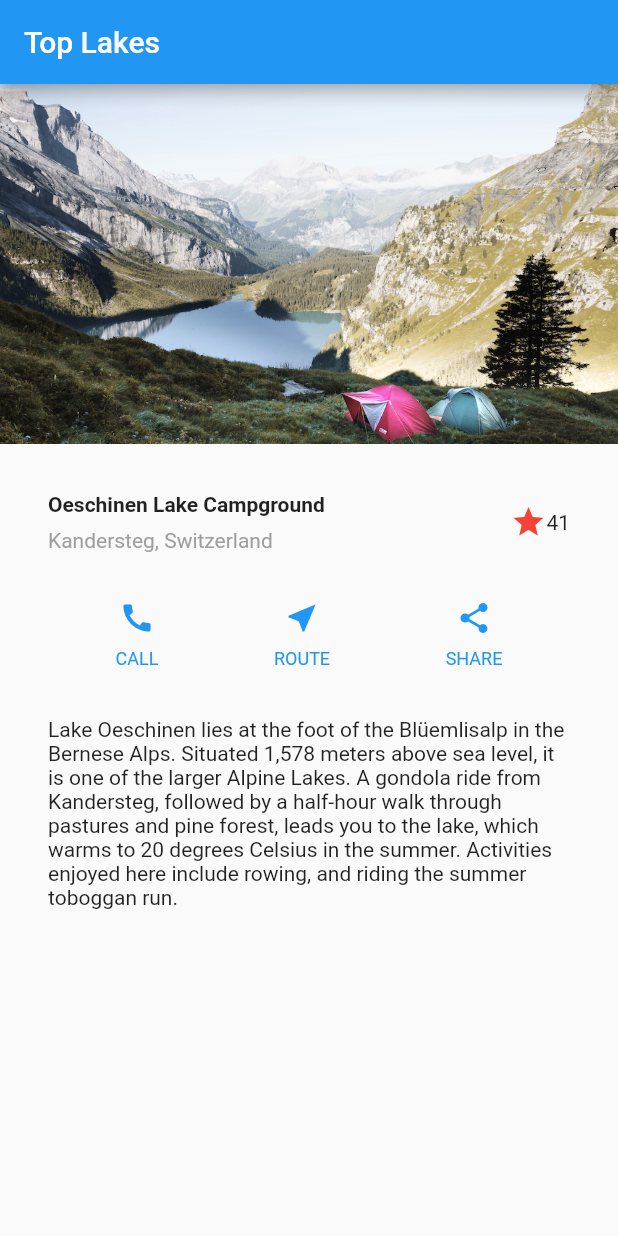
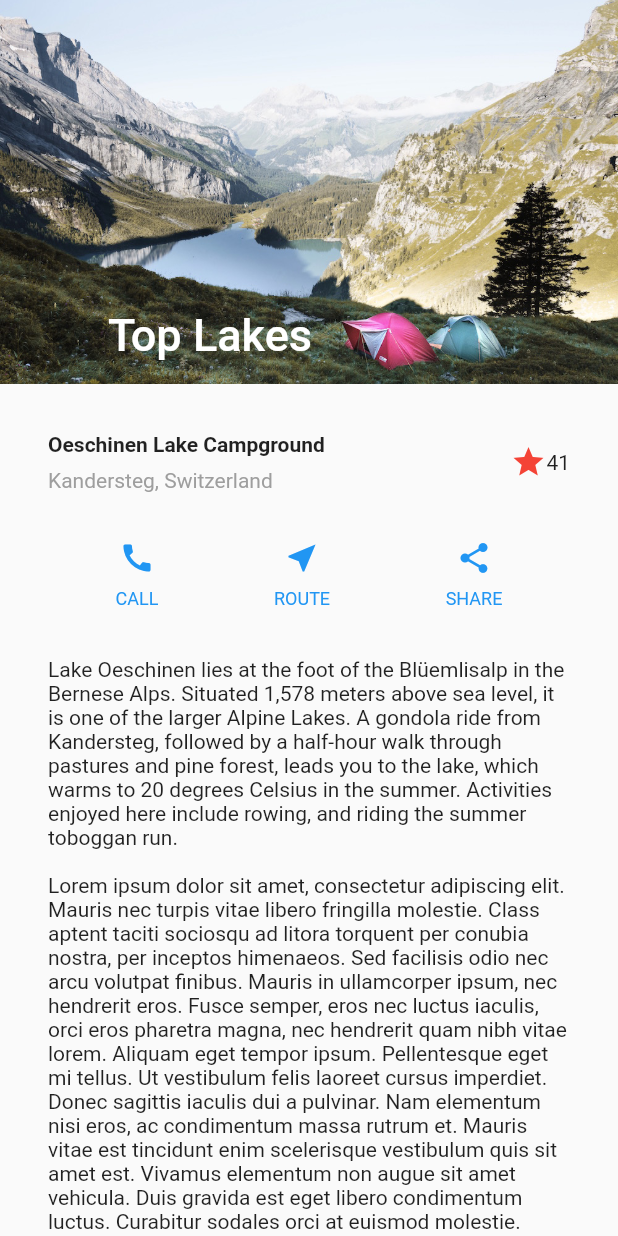
Before and after one commit to tatsu/lakes, a Flutter app: the screen it shows after launch, on a phone screen of 412 x 824 dp. Run offline on Flutter 3.47's test engine with Material 2 defaults, Android fonts, the phone set to English and light mode, and no system bars.

```diff
--- a/lib/main.dart
+++ b/lib/main.dart
@@ -57,6 +57,8 @@ class MyApp extends StatelessWidget {
       child: new Text(
         '''
 Lake Oeschinen lies at the foot of the Blüemlisalp in the Bernese Alps. Situated 1,578 meters above sea level, it is one of the larger Alpine Lakes. A gondola ride from Kandersteg, followed by a half-hour walk through pastures and pine forest, leads you to the lake, which warms to 20 degrees Celsius in the summer. Activities enjoyed here include rowing, and riding the summer toboggan run.
+
+Lorem ipsum dolor sit amet, consectetur adipiscing elit. Mauris nec turpis vitae libero fringilla molestie. Class aptent taciti sociosqu ad litora torquent per conubia nostra, per inceptos himenaeos. Sed facilisis odio nec arcu volutpat finibus. Mauris in ullamcorper ipsum, nec hendrerit eros. Fusce semper, eros nec luctus iaculis, orci eros pharetra magna, nec hendrerit quam nibh vitae lorem. Aliquam eget tempor ipsum. Pellentesque eget mi tellus. Ut vestibulum felis laoreet cursus imperdiet. Donec sagittis iaculis dui a pulvinar. Nam elementum nisi eros, ac condimentum massa rutrum et. Mauris vitae est tincidunt enim scelerisque vestibulum quis sit amet est. Vivamus elementum non augue sit amet vehicula. Duis gravida est eget libero condimentum luctus. Curabitur sodales orci at euismod molestie. Nullam nec mattis nibh. In sit amet condimentum purus, a euismod elit.
         ''',
         softWrap: true,
       ),
@@ -68,13 +70,66 @@ Lake Oeschinen lies at the foot of the Blüemlisalp in the Bernese Alps. Situate
           primarySwatch: Colors.blue,
         ),
         home: new Scaffold(
-            appBar: new AppBar(title: new Text('Top Lakes')),
-            body: new ListView(children: [
-              new Image.asset('images/lake.jpg',
-                  width: 600.0, height: 240.0, fit: BoxFit.cover),
-              titleSection,
-              buttonSection,
-              textSection
-            ])));
+            body: new CustomScrollView(slivers: <Widget>[
+          new SliverAppBar(
+            pinned: true,
+            expandedHeight: _kFlexibleSpaceMaxHeight,
+            flexibleSpace: new FlexibleSpaceBar(
+              title: new Text('Top Lakes'),
+              // TODO(abarth): Wire up to the parallax in a way that doesn't pop during hero transition.
+              background:
+                  new _AppBarBackground(animation: kAlwaysDismissedAnimation),
+            ),
+          ),
+          new SliverList(
+              delegate: new SliverChildListDelegate(<Widget>[
+            titleSection,
+            buttonSection,
+            textSection,
+          ])),
+        ])));
   }
 }
+
+const double _kFlexibleSpaceMaxHeight = 256.0;
+
+class _BackgroundLayer {
+  _BackgroundLayer({int level, double parallax})
+      : assetName = 'images/lake.jpg',
+        parallaxTween = new Tween<double>(begin: 0.0, end: parallax);
+  final String assetName;
+  final Tween<double> parallaxTween;
+}
+
+final List<_BackgroundLayer> _kBackgroundLayers = <_BackgroundLayer>[
+  new _BackgroundLayer(level: 0, parallax: _kFlexibleSpaceMaxHeight),
+  new _BackgroundLayer(level: 1, parallax: _kFlexibleSpaceMaxHeight),
+  new _BackgroundLayer(level: 2, parallax: _kFlexibleSpaceMaxHeight / 2.0),
+  new _BackgroundLayer(level: 3, parallax: _kFlexibleSpaceMaxHeight / 4.0),
+  new _BackgroundLayer(level: 4, parallax: _kFlexibleSpaceMaxHeight / 2.0),
+  new _BackgroundLayer(level: 5, parallax: _kFlexibleSpaceMaxHeight)
+];
+
+class _AppBarBackground extends StatelessWidget {
+  _AppBarBackground({Key key, this.animation}) : super(key: key);
+
+  final Animation<double> animation;
+
+  @override
+  Widget build(BuildContext context) {
+    return new AnimatedBuilder(
+        animation: animation,
+        builder: (BuildContext context, Widget child) {
+          return new Stack(
+              children: _kBackgroundLayers.map((_BackgroundLayer layer) {
+            return new Positioned(
+                top: -layer.parallaxTween.evaluate(animation),
+                left: 0.0,
+                right: 0.0,
+                bottom: 0.0,
+                child: new Image.asset(layer.assetName,
+                    fit: BoxFit.cover, height: _kFlexibleSpaceMaxHeight));
+          }).toList());
+        });
+  }
+}
```
